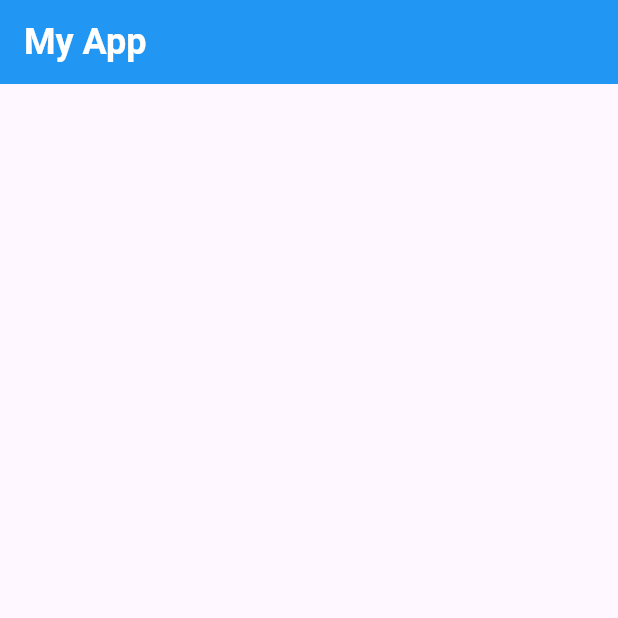
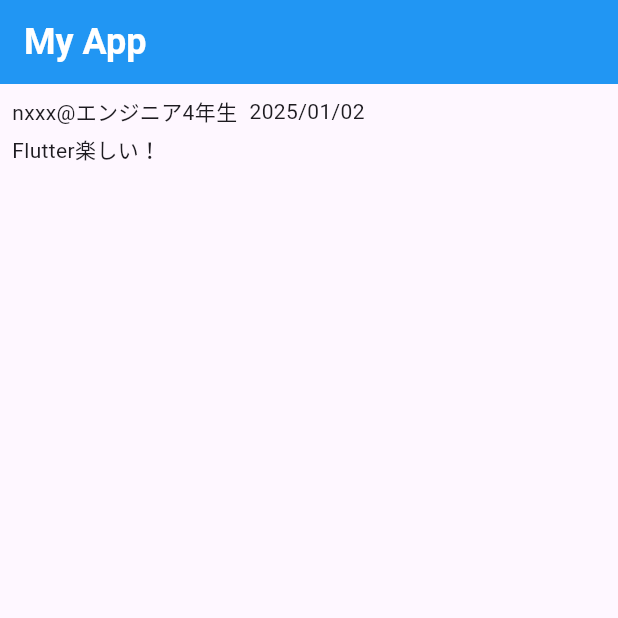
Before and after one commit to 1noseA/widget_practice, a Flutter app: the screen it shows after launch, on a phone screen of 412 x 824 dp, the top half of it. Run offline on Flutter 3.47's test engine with Material 3 defaults, Android fonts, the phone set to English and light mode, and no system bars.

Commit message:
bodyを追加

```diff
--- a/lib/main.dart
+++ b/lib/main.dart
@@ -22,6 +22,23 @@ class MyApp extends StatelessWidget {
           ),
           backgroundColor: Colors.blue,
         ),
+        body: Padding(
+          padding: const EdgeInsets.all(8.0),
+          child: Column(
+            crossAxisAlignment: CrossAxisAlignment.start,
+            children: [
+              Row(
+                children: [
+                  Text('nxxx@エンジニア4年生'),
+                  SizedBox(width: 8),
+                  Text('2025/01/02'),
+                ],
+              ),
+              SizedBox(height: 4),
+              Text('Flutter楽しい！')
+            ],
+          ),
+        )
       ),
     );
   }
```
